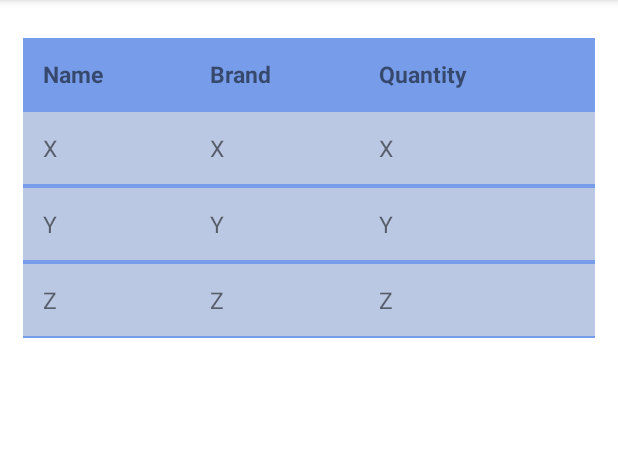
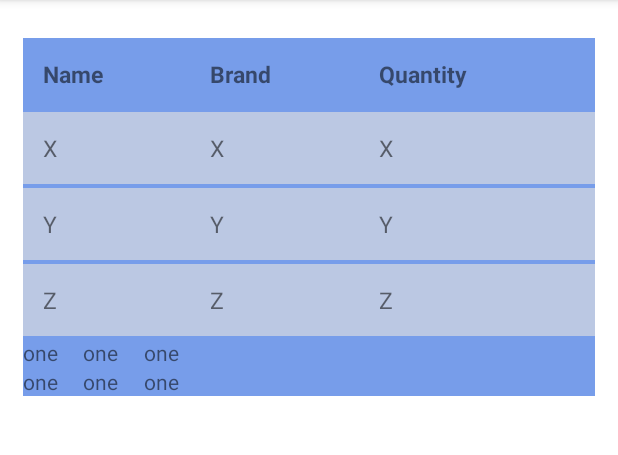
Before and after one commit to SilverRSt/CSCB763_project_F95672, an Android app: the tableContent screen opened directly, with no data from a screen before it, on a phone screen of 412 x 824 dp, the part 84-539 px from its top. Run offline under Robolectric (Android 15) with nearby library versions, the phone set to English and light mode, and no system bars.

Commit message:
Table
magically working.....
REVISIT
*fix up positions and backgound a must

```diff
--- a/app/src/main/java/com/example/projetcparts_header_navigation/tableContent.java
+++ b/app/src/main/java/com/example/projetcparts_header_navigation/tableContent.java
@@ -1,10 +1,15 @@
 package com.example.projetcparts_header_navigation;
 
 import android.content.Intent;
+import android.database.sqlite.SQLiteDatabase;
 import android.os.Bundle;
 import android.view.Menu;
 import android.view.MenuInflater;
 import android.view.MenuItem;
+import android.view.ViewGroup;
+import android.widget.TableLayout;
+import android.widget.TableRow;
+import android.widget.TextView;
 import android.widget.Toast;
 
 import androidx.annotation.NonNull;
@@ -12,11 +17,39 @@ import androidx.annotation.Nullable;
 import androidx.appcompat.app.AppCompatActivity;
 
 public class tableContent extends AppCompatActivity {
+    private databaseHelper databaseHelper;
+    private SQLiteDatabase database;
 
     @Override
     protected void onCreate(@Nullable Bundle savedInstanceState) {
         super.onCreate(savedInstanceState);
         setContentView(R.layout.table_content);
+
+//        this.databaseHelper = new databaseHelper(this);
+//        this.database = databaseHelper.getWritableDatabase();
+
+        TableLayout tableLayout = (TableLayout) findViewById(R.id.table_data);
+
+        for (int i = 0; i < 2; i++) {
+            TableRow row = new TableRow(this);
+
+
+            TextView one = new TextView(this);
+            one.setText(R.string.rowDataTest);
+
+            TextView two = new TextView(this);
+            two.setText(R.string.rowDataTest);
+
+            TextView three = new TextView(this);
+            three.setText(R.string.rowDataTest);
+
+
+            row.addView(one);
+            row.addView(two);
+            row.addView(three);
+
+            tableLayout.addView(row, new TableLayout.LayoutParams(ViewGroup.LayoutParams.WRAP_CONTENT, ViewGroup.LayoutParams.WRAP_CONTENT));
+        }
 
     }
 
@@ -45,4 +78,12 @@ public class tableContent extends AppCompatActivity {
             return super.onOptionsItemSelected(item);
         }
     }
+
+    @Override
+    protected void onDestroy() {
+        this.database.close();
+        this.databaseHelper.close();
+
+        super.onDestroy();
+    }
 }
--- a/app/src/main/res/layout/table_content.xml
+++ b/app/src/main/res/layout/table_content.xml
@@ -1,6 +1,7 @@
 <?xml version="1.0" encoding="utf-8"?>
 
 <TableLayout xmlns:android="http://schemas.android.com/apk/res/android"
+    android:id="@+id/table_data"
     android:layout_width="fill_parent"
     android:layout_height="wrap_content"
     android:layout_marginVertical="25dp"
--- a/app/src/main/res/values/strings.xml
+++ b/app/src/main/res/values/strings.xml
@@ -1,3 +1,4 @@
 <resources>
     <string name="app_name">projetcParts_HEADER_NAVIGATION</string>
+    <string name="rowDataTest">one</string>
 </resources>
```
Also changed, not shown: app/src/main/java/com/example/projetcparts_header_navigation/databaseHelper.java (added, +38 -0 lines).
